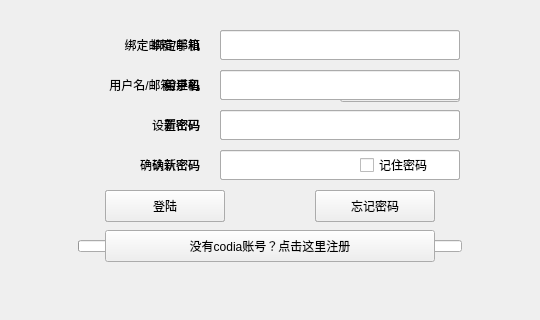
First picture: the form in loginWindow.ui, repository Camorgx/CodiaClient, before the edit.
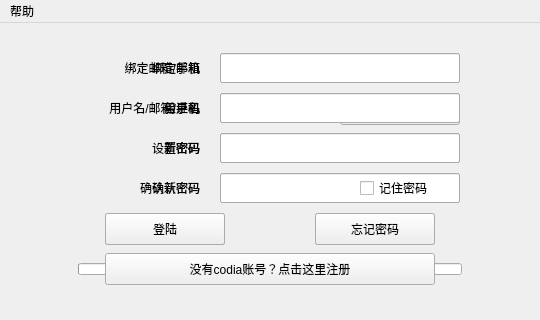
Second picture: the form after the edit. Icons and pictures are not drawn. Custom widgets are drawn as their Qt base class.

Commit message: 增加配置文件; 增加菜单栏'关于'; 增加自定义窗口函数; 其他代码结构上的小修改

```diff
--- a/loginWindow.ui
+++ b/loginWindow.ui
@@ -570,9 +570,16 @@
      <x>0</x>
      <y>0</y>
      <width>540</width>
-     <height>24</height>
+     <height>26</height>
     </rect>
    </property>
+   <widget class="QMenu" name="menu">
+    <property name="title">
+     <string>帮助</string>
+    </property>
+    <addaction name="actionAbout"/>
+   </widget>
+   <addaction name="menu"/>
   </widget>
   <action name="actions">
    <property name="text">
```
Left out of the diff: 5 changed lines with no effect on the pictures. The commit also changes 7 other files.
